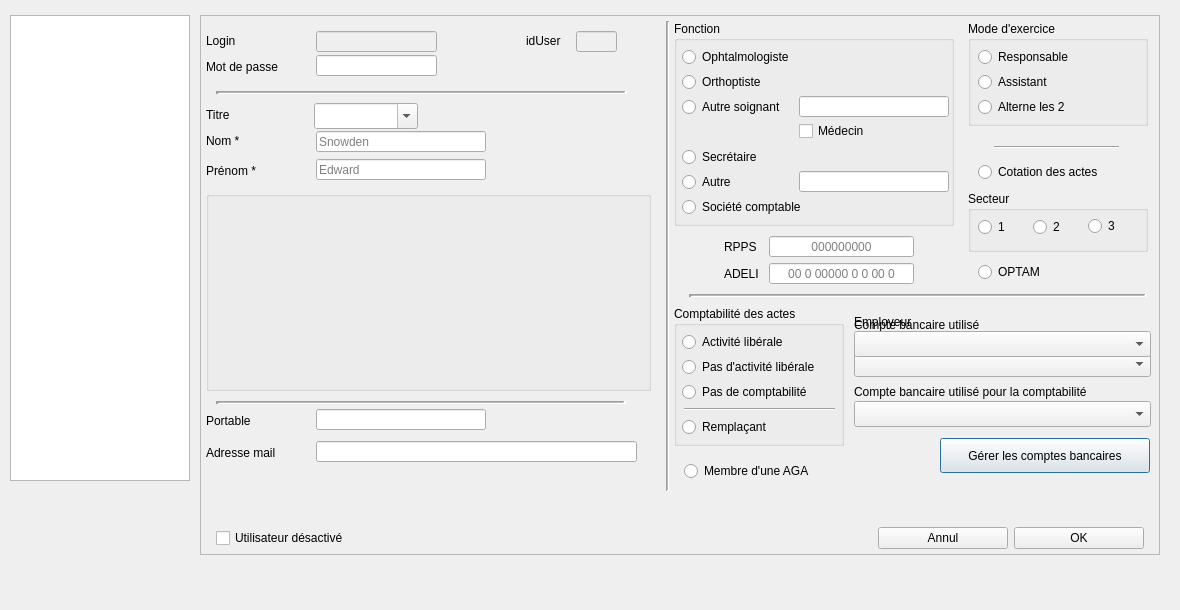
First picture: the form in dlg_gestionusers.ui, repository ukinoki/RufusAdmin, before the edit.
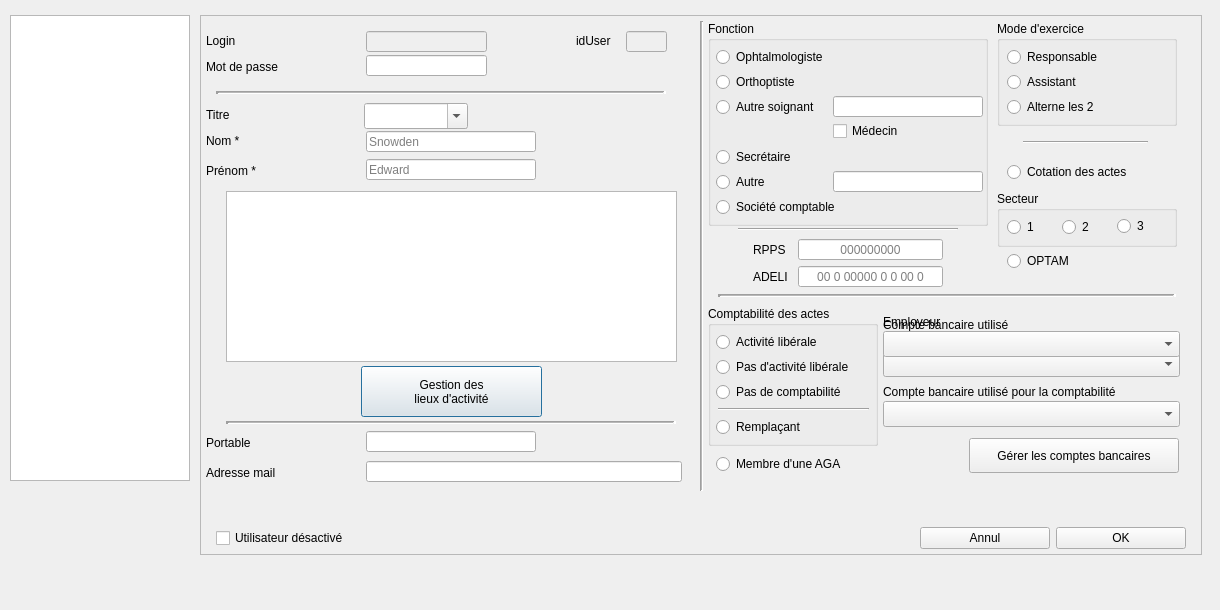
Second picture: the form after the edit. Icons and pictures are not drawn. Custom widgets are drawn as their Qt base class.

Diff of the .ui file:
```diff
--- a/dlg_gestionusers.ui
+++ b/dlg_gestionusers.ui
@@ -6,7 +6,7 @@
    <rect>
     <x>0</x>
     <y>0</y>
-    <width>1180</width>
+    <width>1220</width>
     <height>610</height>
    </rect>
   </property>
@@ -30,13 +30,13 @@
     <rect>
      <x>200</x>
      <y>15</y>
-     <width>960</width>
+     <width>1002</width>
      <height>540</height>
     </rect>
    </property>
    <property name="minimumSize">
     <size>
-     <width>960</width>
+     <width>1000</width>
      <height>530</height>
     </size>
    </property>
@@ -71,7 +71,7 @@
     <item>
      <layout class="QHBoxLayout" name="horizontalLayout_2">
       <property name="spacing">
-       <number>5</number>
+       <number>0</number>
       </property>
       <property name="leftMargin">
        <number>0</number>
@@ -83,7 +83,7 @@
        <widget class="QWidget" name="Socialwidget" native="true">
         <property name="minimumSize">
          <size>
-          <width>450</width>
+          <width>485</width>
           <height>470</height>
          </size>
         </property>
@@ -123,7 +123,7 @@
          <property name="geometry">
           <rect>
            <x>0</x>
-           <y>392</y>
+           <y>414</y>
            <width>149</width>
            <height>16</height>
           </rect>
@@ -138,7 +138,7 @@
         <widget class="UpLineEdit" name="NomuplineEdit">
          <property name="geometry">
           <rect>
-           <x>110</x>
+           <x>160</x>
            <y>110</y>
            <width>170</width>
            <height>21</height>
@@ -163,7 +163,7 @@
          </property>
          <property name="geometry">
           <rect>
-           <x>110</x>
+           <x>160</x>
            <y>10</y>
            <width>121</width>
            <height>21</height>
@@ -180,7 +180,7 @@
          <property name="geometry">
           <rect>
            <x>0</x>
-           <y>424</y>
+           <y>444</y>
            <width>149</width>
            <height>16</height>
           </rect>
@@ -211,9 +211,9 @@
         <widget class="Line" name="line_2">
          <property name="geometry">
           <rect>
-           <x>10</x>
-           <y>380</y>
-           <width>410</width>
+           <x>20</x>
+           <y>400</y>
+           <width>450</width>
            <height>3</height>
           </rect>
          </property>
@@ -252,7 +252,7 @@
         <widget class="UpComboBox" name="TitreupcomboBox">
          <property name="geometry">
           <rect>
-           <x>108</x>
+           <x>158</x>
            <y>82</y>
            <width>104</width>
            <height>26</height>
@@ -268,8 +268,8 @@
         <widget class="UpLineEdit" name="PortableuplineEdit">
          <property name="geometry">
           <rect>
-           <x>110</x>
-           <y>388</y>
+           <x>160</x>
+           <y>410</y>
            <width>170</width>
            <height>21</height>
           </rect>
@@ -284,7 +284,7 @@
         <widget class="UpLineEdit" name="PrenomuplineEdit">
          <property name="geometry">
           <rect>
-           <x>110</x>
+           <x>160</x>
            <y>138</y>
            <width>170</width>
            <height>21</height>
@@ -309,7 +309,7 @@
         <widget class="UpLineEdit" name="MDPuplineEdit">
          <property name="geometry">
           <rect>
-           <x>110</x>
+           <x>160</x>
            <y>34</y>
            <width>121</width>
            <height>21</height>
@@ -347,9 +347,9 @@
         <widget class="UpLineEdit" name="MailuplineEdit">
          <property name="geometry">
           <rect>
-           <x>110</x>
-           <y>420</y>
-           <width>321</width>
+           <x>160</x>
+           <y>440</y>
+           <width>316</width>
            <height>21</height>
           </rect>
          </property>
@@ -366,7 +366,7 @@
          </property>
          <property name="geometry">
           <rect>
-           <x>370</x>
+           <x>420</x>
            <y>10</y>
            <width>41</width>
            <height>21</height>
@@ -388,7 +388,7 @@
          </property>
          <property name="geometry">
           <rect>
-           <x>320</x>
+           <x>370</x>
            <y>12</y>
            <width>45</width>
            <height>16</height>
@@ -406,7 +406,7 @@
           <rect>
            <x>10</x>
            <y>70</y>
-           <width>411</width>
+           <width>450</width>
            <height>3</height>
           </rect>
          </property>
@@ -426,19 +426,6 @@
           <enum>Qt::Horizontal</enum>
          </property>
         </widget>
-        <widget class="QGroupBox" name="AdressgroupBox">
-         <property name="geometry">
-          <rect>
-           <x>0</x>
-           <y>170</y>
-           <width>445</width>
-           <height>200</height>
-          </rect>
-         </property>
-         <property name="title">
-          <string/>
-         </property>
-        </widget>
         <widget class="UpLabel" name="ModifMDPUserupLabel">
          <property name="geometry">
           <rect>
@@ -467,6 +454,40 @@
           <bool>true</bool>
          </property>
         </widget>
+        <widget class="UpPushButton" name="GestLieuxpushButton">
+         <property name="geometry">
+          <rect>
+           <x>155</x>
+           <y>345</y>
+           <width>181</width>
+           <height>51</height>
+          </rect>
+         </property>
+         <property name="text">
+          <string>Gestion des
+lieux d'activité</string>
+         </property>
+         <property name="icon">
+          <iconset resource="assets/Images/images.qrc">
+           <normaloff>:/address-book.png</normaloff>:/address-book.png</iconset>
+         </property>
+         <property name="iconSize">
+          <size>
+           <width>30</width>
+           <height>30</height>
+          </size>
+         </property>
+        </widget>
+        <widget class="UpTableWidget" name="AdressupTableWidget">
+         <property name="geometry">
+          <rect>
+           <x>20</x>
+           <y>170</y>
+           <width>451</width>
+           <height>171</height>
+          </rect>
+         </property>
+        </widget>
        </widget>
       </item>
       <item>
@@ -505,7 +526,7 @@
          <widget class="QGroupBox" name="ComptagroupBox">
           <property name="geometry">
            <rect>
-            <x>0</x>
+            <x>5</x>
             <y>5</y>
             <width>170</width>
             <height>140</height>
@@ -631,8 +652,8 @@
          <widget class="UpRadioButton" name="AGAupRadioButton">
           <property name="geometry">
            <rect>
-            <x>10</x>
-            <y>159</y>
+            <x>13</x>
+            <y>152</y>
             <width>151</width>
             <height>22</height>
            </rect>
@@ -775,7 +796,7 @@
          <property name="geometry">
           <rect>
            <x>95</x>
-           <y>242</y>
+           <y>245</y>
            <width>145</width>
            <height>21</height>
           </rect>
@@ -797,7 +818,7 @@
          <property name="geometry">
           <rect>
            <x>50</x>
-           <y>245</y>
+           <y>248</y>
            <width>45</width>
            <height>16</height>
           </rect>
@@ -812,6 +833,19 @@
           <set>Qt::AlignLeading|Qt::AlignLeft|Qt::AlignVCenter</set>
          </property>
         </widget>
+        <widget class="Line" name="line_6">
+         <property name="geometry">
+          <rect>
+           <x>35</x>
+           <y>200</y>
+           <width>220</width>
+           <height>16</height>
+          </rect>
+         </property>
+         <property name="orientation">
+          <enum>Qt::Horizontal</enum>
+         </property>
+        </widget>
         <widget class="Line" name="line">
          <property name="geometry">
           <rect>
@@ -841,7 +875,7 @@
          <property name="geometry">
           <rect>
            <x>95</x>
-           <y>215</y>
+           <y>218</y>
            <width>145</width>
            <height>21</height>
           </rect>
@@ -863,7 +897,7 @@
          <property name="geometry">
           <rect>
            <x>320</x>
-           <y>125</y>
+           <y>120</y>
            <width>125</width>
            <height>3</height>
           </rect>
@@ -895,7 +929,7 @@
          <property name="geometry">
           <rect>
            <x>50</x>
-           <y>218</y>
+           <y>221</y>
            <width>45</width>
            <height>16</height>
           </rect>
@@ -916,7 +950,7 @@
            <x>294</x>
            <y>170</y>
            <width>180</width>
-           <height>61</height>
+           <height>56</height>
           </rect>
          </property>
          <property name="focusPolicy">
@@ -989,7 +1023,7 @@
         <widget class="QGroupBox" name="FonctiongroupBox">
          <property name="geometry">
           <rect>
-           <x>0</x>
+           <x>5</x>
            <y>0</y>
            <width>280</width>
            <height>205</height>
@@ -1244,7 +1278,7 @@
          <property name="geometry">
           <rect>
            <x>304</x>
-           <y>240</y>
+           <y>229</y>
            <width>169</width>
            <height>22</height>
           </rect>
@@ -1377,6 +1411,11 @@
    <extends>QPushButton</extends>
    <header>upsmallbutton.h</header>
   </customwidget>
+  <customwidget>
+   <class>UpLabel</class>
+   <extends>QLabel</extends>
+   <header>uplabel.h</header>
+  </customwidget>
   <customwidget>
    <class>UpLineEdit</class>
    <extends>QLineEdit</extends>
@@ -1387,16 +1426,16 @@
    <extends>QComboBox</extends>
    <header>upcombobox.h</header>
   </customwidget>
-  <customwidget>
-   <class>UpLabel</class>
-   <extends>QLabel</extends>
-   <header>uplabel.h</header>
-  </customwidget>
   <customwidget>
    <class>UpRadioButton</class>
    <extends>QRadioButton</extends>
    <header>upradiobutton.h</header>
   </customwidget>
+  <customwidget>
+   <class>UpTableWidget</class>
+   <extends>QTableWidget</extends>
+   <header location="global">uptablewidget.h</header>
+  </customwidget>
  </customwidgets>
  <tabstops>
   <tabstop>LoginuplineEdit</tabstop>
```
Left out of the diff: 24 changed lines with no effect on the pictures.
